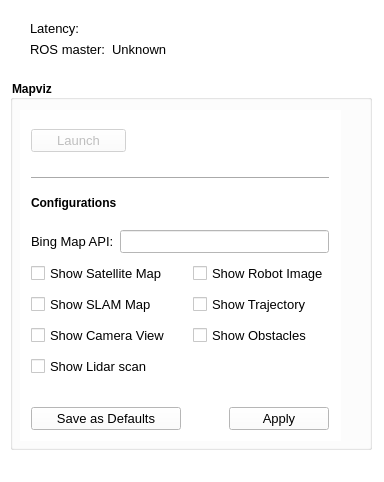
Qt form launcher/ui/launcher.ui (ICE9-Robotics/ice9_ugi_basestation) before a commit.
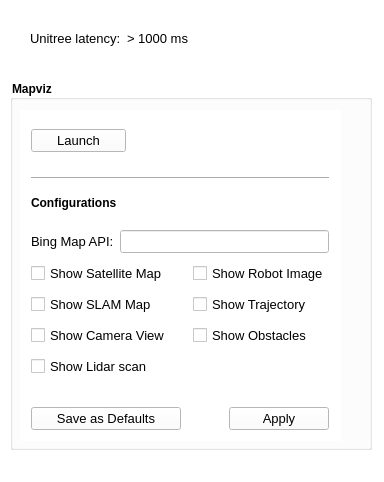
The same form after that commit. Icons and pictures are not drawn.

Patch:
```diff
--- a/launcher/ui/launcher.ui
+++ b/launcher/ui/launcher.ui
@@ -92,7 +92,7 @@
          <property name="leftMargin">
           <number>0</number>
          </property>
-         <item row="2" column="0">
+         <item row="1" column="0">
           <spacer name="verticalSpacer_9">
            <property name="orientation">
             <enum>Qt::Vertical</enum>
@@ -116,22 +116,7 @@
             </font>
            </property>
            <property name="text">
-            <string>Latency:</string>
-           </property>
-           <property name="alignment">
-            <set>Qt::AlignLeading|Qt::AlignLeft|Qt::AlignVCenter</set>
-           </property>
-          </widget>
-         </item>
-         <item row="1" column="0">
-          <widget class="QLabel" name="label">
-           <property name="font">
-            <font>
-             <pointsize>10</pointsize>
-            </font>
-           </property>
-           <property name="text">
-            <string>ROS master:</string>
+            <string>Unitree latency:</string>
            </property>
            <property name="alignment">
             <set>Qt::AlignLeading|Qt::AlignLeft|Qt::AlignVCenter</set>
@@ -140,21 +125,9 @@
          </item>
          <item row="0" column="1">
           <widget class="QLabel" name="labelMasterPing">
-           <property name="font">
-            <font>
-             <pointsize>10</pointsize>
-            </font>
-           </property>
-           <property name="text">
-            <string/>
-           </property>
-          </widget>
-         </item>
-         <item row="1" column="1">
-          <widget class="QLabel" name="labelMasterState">
            <property name="minimumSize">
             <size>
-             <width>80</width>
+             <width>65</width>
              <height>0</height>
             </size>
            </property>
@@ -164,11 +137,11 @@
             </font>
            </property>
            <property name="text">
-            <string>Unknown</string>
+            <string>&gt; 1000 ms</string>
            </property>
           </widget>
          </item>
-         <item row="0" column="2" rowspan="3">
+         <item row="0" column="2" rowspan="2">
           <spacer name="horizontalSpacer_6">
            <property name="orientation">
             <enum>Qt::Horizontal</enum>
@@ -286,7 +259,7 @@
            <item>
             <widget class="QPushButton" name="pushButtonMapvizLaunch">
              <property name="enabled">
-              <bool>false</bool>
+              <bool>true</bool>
              </property>
              <property name="minimumSize">
               <size>
```
